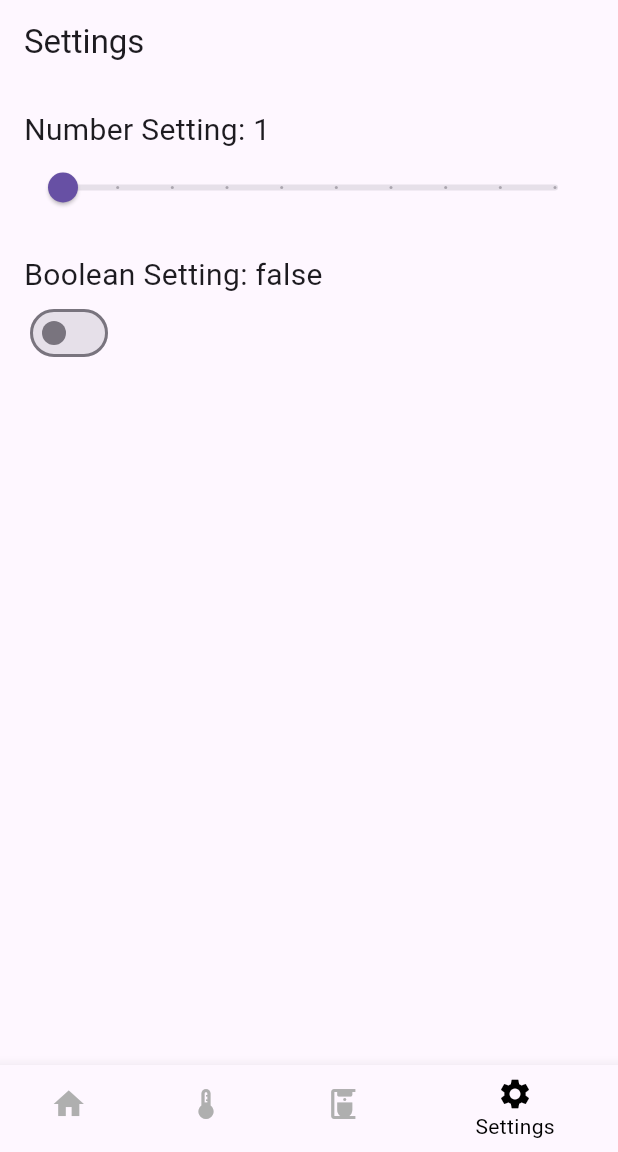
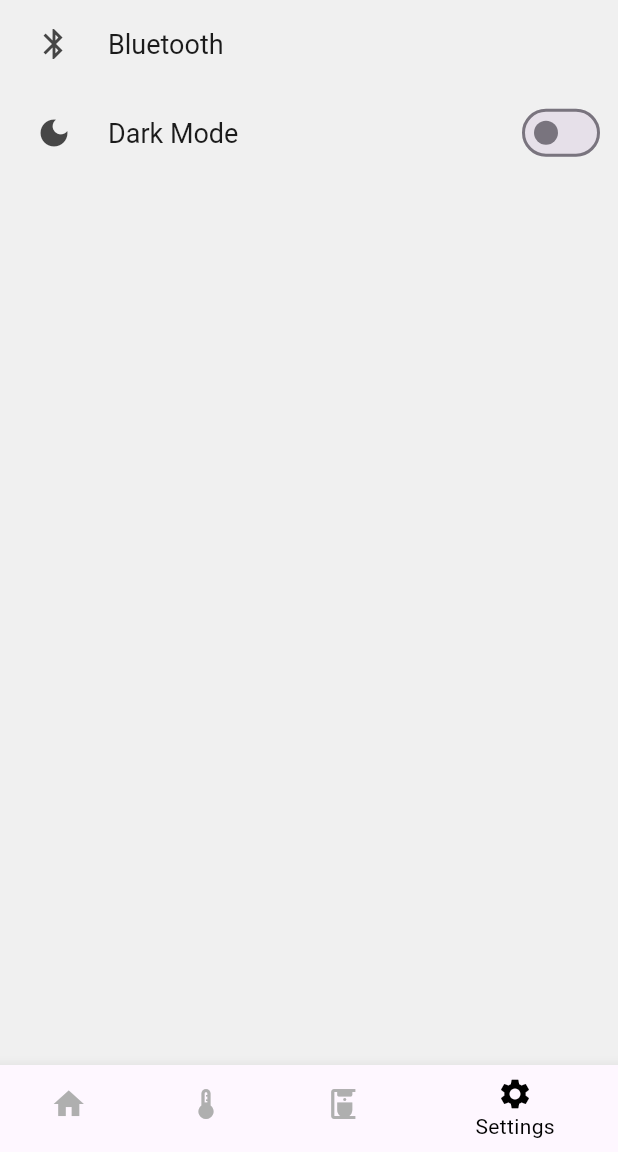
Before and after one commit to Pinoroby/coffe_pid_settings, a Flutter app: the screen it shows after launch, item 4 of the bottom bar chosen, on a phone screen of 412 x 824 dp, the part 84-1236 px from its top. Run offline on Flutter 3.47's test engine with Material 3 defaults, Android fonts, the light colour scheme and no system bars; drawn by our look-alikes of settings_ui; our stand-ins replace fl_chart.

Commit message:
added settings tab with settings_ui

```diff
--- a/lib/main.dart
+++ b/lib/main.dart
@@ -1,5 +1,6 @@
 import 'package:flutter/material.dart';
 import 'package:fl_chart/fl_chart.dart';
+import 'package:settings_ui/settings_ui.dart';
 
 void main() => runApp(const BottomNavigationBarExampleApp());
 
@@ -103,18 +104,24 @@ class _SettingsScreenState extends State<SettingsScreen> {
   @override
   Widget build(BuildContext context) {
     return Scaffold(
-      appBar: AppBar(
-        title: const Text('Settings'),
-      ),
-      body: ListView(
-        padding: const EdgeInsets.all(16.0),
-        children: <Widget>[
-          _buildNumberSetting(),
-          _buildBoolSetting(),
-          // Add more settings widgets here
-        ],
-      ),
-    );
+        body: SettingsList(
+      sections: [
+        SettingsSection(
+          tiles: [
+            SettingsTile.navigation(
+              leading: Icon(Icons.bluetooth),
+              title: Text('Bluetooth'),
+            ),
+            SettingsTile.switchTile(
+              title: Text('Dark Mode'),
+              leading: Icon(Icons.dark_mode),
+              onToggle: (bool value) {},
+              initialValue: false,
+            ),
+          ],
+        ),
+      ],
+    ));
   }
 
   Widget _buildNumberSetting() {
--- a/pubspec.yaml
+++ b/pubspec.yaml
@@ -31,6 +31,7 @@ dependencies:
   flutter:
     sdk: flutter
   flutter_blue: ^0.8.0
+  settings_ui:
 
 
   # The following adds the Cupertino Icons font to your application.
```
Also changed, not shown: pubspec.lock.
